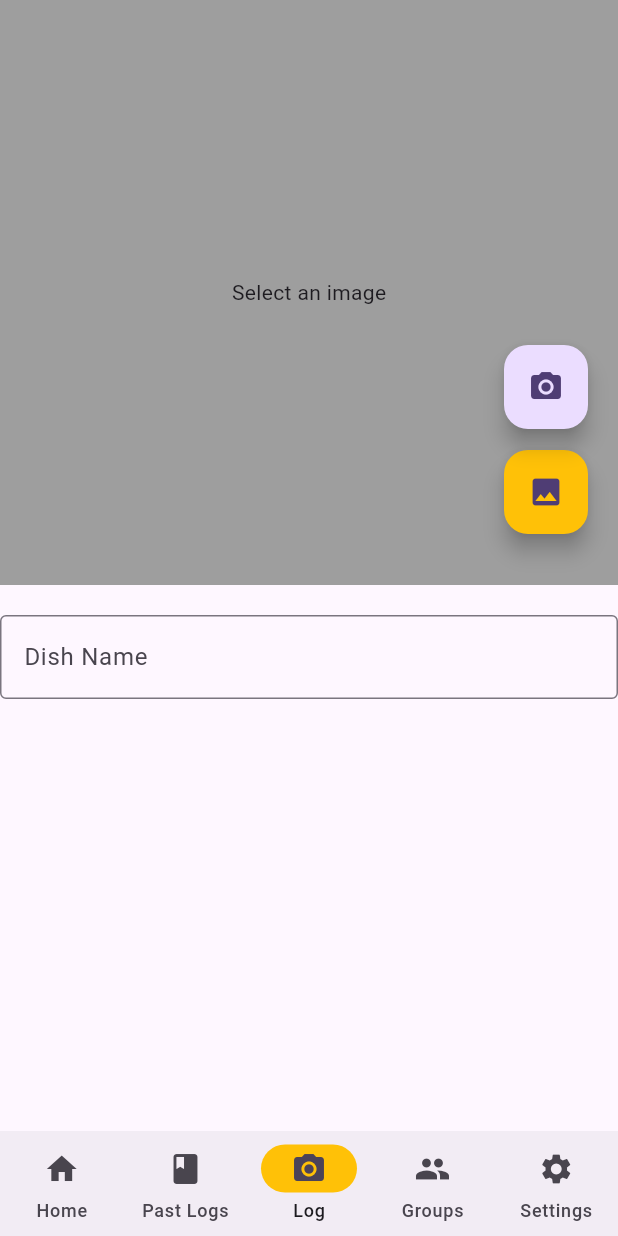
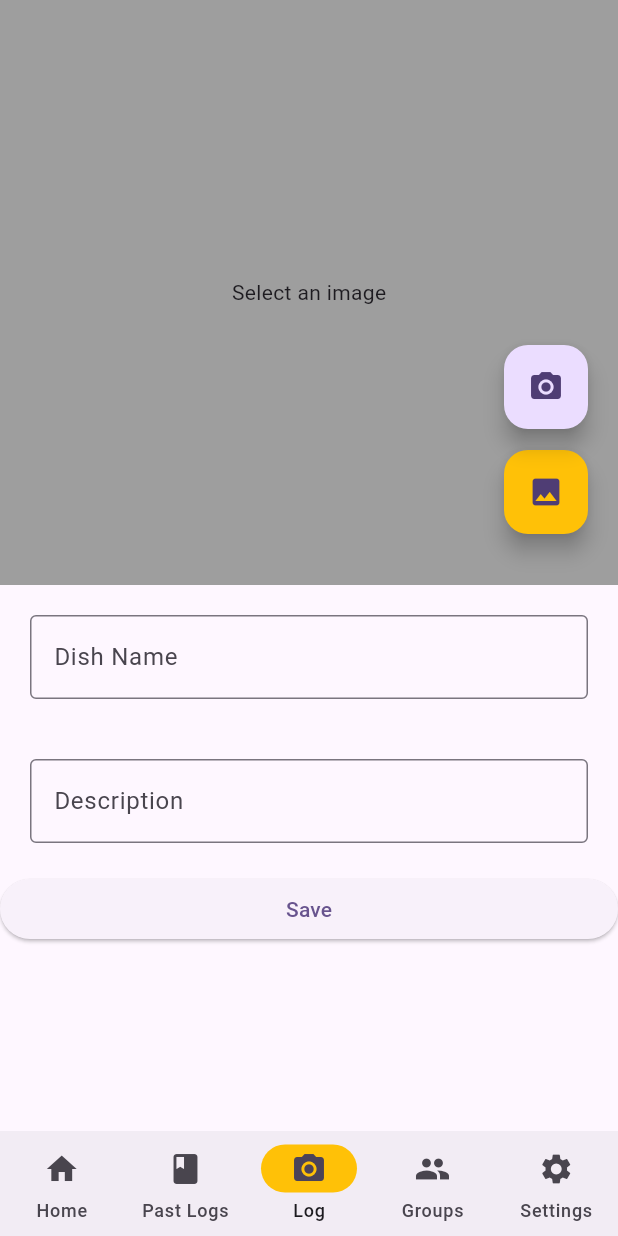
Before and after one commit to yewkhang/culinary_compass, a Flutter app: the screen it shows after launch, item 3 of the bottom bar chosen, on a phone screen of 412 x 824 dp. Run offline on Flutter 3.47's test engine with Material 3 defaults, Android fonts, the light colour scheme and no system bars; our stand-ins replace get, image_picker.

Commit message:
created textfields for dish name and description

```diff
--- a/lib/logging_page.dart
+++ b/lib/logging_page.dart
@@ -13,12 +13,19 @@ class LoggingPage extends StatefulWidget {
 }
 
 class _LoggingPageState extends State<LoggingPage> {
+  // Logging values
+  // File _picture;
+  late String _name;
+  // var _location;
+  late String _description;
+
   @override
   Widget build(BuildContext context) {
     final controller = Get.put(ImageController());
 
     return Scaffold(
       body: ListView(children: <Widget>[
+        // Image Selection
         Stack(children: [
           // spot for image to show
           Obx(() => controller.selectedImagePath.value == ''
@@ -49,7 +56,6 @@ class _LoggingPageState extends State<LoggingPage> {
           ),
           // camera image picker
           Positioned(
-            // camera image picker
             top: 230,
             right: 20,
             child: FloatingActionButton(
@@ -60,11 +66,44 @@ class _LoggingPageState extends State<LoggingPage> {
             ),
           )
         ]),
-        const Padding(padding: EdgeInsets.only(top: 20)),
-        const TextField(
-          decoration: InputDecoration(
-              hintText: 'Dish Name', border: OutlineInputBorder()),
-        )
+        // Name TextField
+        Container(
+          padding: const EdgeInsets.all(20.0),
+          child: TextField(
+            onChanged: (value) {
+              setState(() {
+                _name = value;
+              });
+            },
+            decoration: InputDecoration(
+              hintText: 'Dish Name',
+              border: OutlineInputBorder(),
+            ),
+          ),
+        ),
+        // Location TextField (TO BE IMPLEMENTED)
+        // Tags (TO BE IMPLEMENTED)
+        // Description TextField
+        Container(
+          padding: const EdgeInsets.all(20.0),
+          child: TextField(
+            onChanged: (value) {
+              setState(() {
+                _description = value;
+              });
+            },
+            decoration: InputDecoration(
+              hintText: 'Description',
+              border: OutlineInputBorder(),
+            ),
+          ),
+        ),
+        // Save log button (TO BE IMPLEMENTED)
+        ElevatedButton(
+            onPressed: () async {
+              print(_name);
+            },
+            child: const Text('Save'))
       ]),
     );
   }
```
